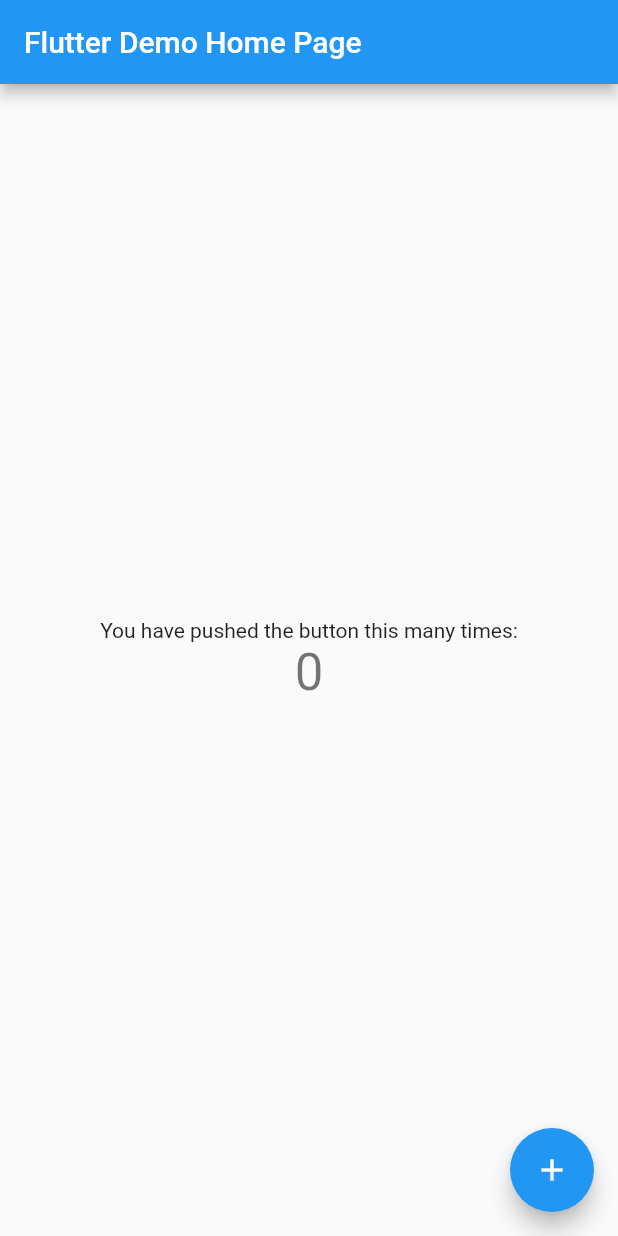
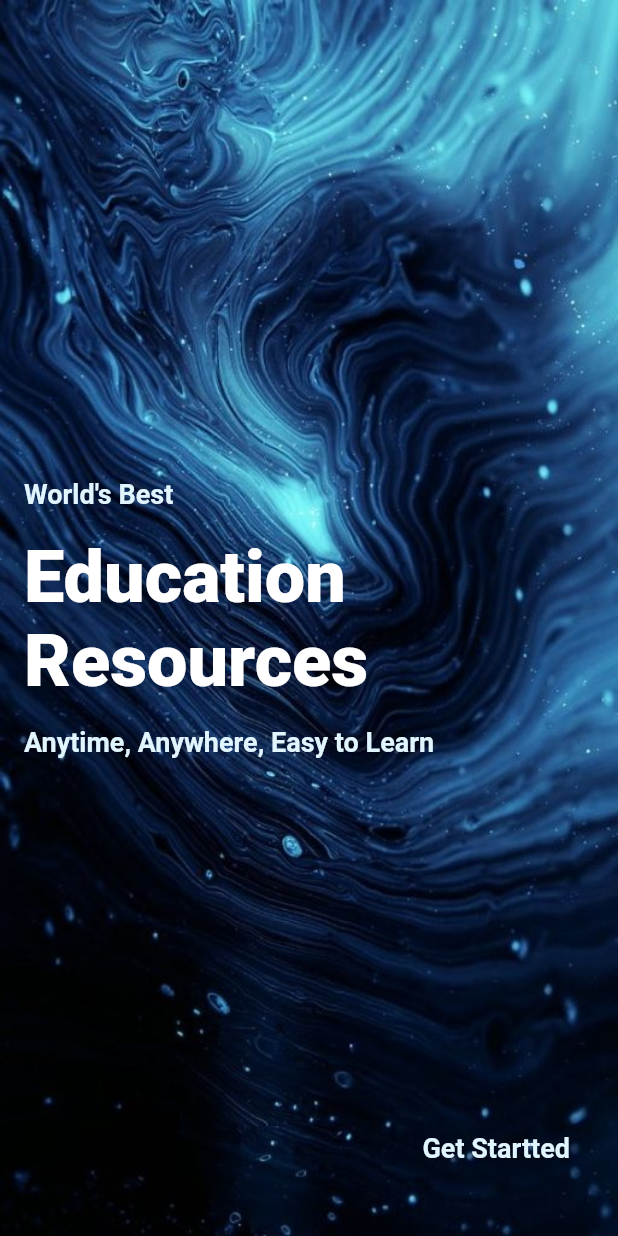
Before and after one commit to HathTech/edu_app, a Flutter app: the screen it shows after launch, on a phone screen of 412 x 824 dp. Run offline on Flutter 3.47's test engine with Material 2 defaults, Android fonts, the phone set to English and light mode, and no system bars.

Commit message:
splash page

```diff
--- a/lib/main.dart
+++ b/lib/main.dart
@@ -1,3 +1,4 @@
+import 'package:edu_app/Resources.dart';
 import 'package:flutter/material.dart';
 
 void main() => runApp(MyApp());
@@ -7,105 +8,87 @@ class MyApp extends StatelessWidget {
   @override
   Widget build(BuildContext context) {
     return MaterialApp(
+      debugShowCheckedModeBanner: false,
       title: 'Flutter Demo',
       theme: ThemeData(
-        // This is the theme of your application.
-        //
-        // Try running your application with "flutter run". You'll see the
-        // application has a blue toolbar. Then, without quitting the app, try
-        // changing the primarySwatch below to Colors.green and then invoke
-        // "hot reload" (press "r" in the console where you ran "flutter run",
-        // or simply save your changes to "hot reload" in a Flutter IDE).
-        // Notice that the counter didn't reset back to zero; the application
-        // is not restarted.
         primarySwatch: Colors.blue,
       ),
-      home: MyHomePage(title: 'Flutter Demo Home Page'),
+      home: MyHomePage(),
     );
   }
 }
 
-class MyHomePage extends StatefulWidget {
-  MyHomePage({Key key, this.title}) : super(key: key);
-
-  // This widget is the home page of your application. It is stateful, meaning
-  // that it has a State object (defined below) that contains fields that affect
-  // how it looks.
-
-  // This class is the configuration for the state. It holds the values (in this
-  // case the title) provided by the parent (in this case the App widget) and
-  // used by the build method of the State. Fields in a Widget subclass are
-  // always marked "final".
-
-  final String title;
-
-  @override
-  _MyHomePageState createState() => _MyHomePageState();
-}
-
-class _MyHomePageState extends State<MyHomePage> {
-  int _counter = 0;
-
-  void _incrementCounter() {
-    setState(() {
-      // This call to setState tells the Flutter framework that something has
-      // changed in this State, which causes it to rerun the build method below
-      // so that the display can reflect the updated values. If we changed
-      // _counter without calling setState(), then the build method would not be
-      // called again, and so nothing would appear to happen.
-      _counter++;
-    });
-  }
-
+class MyHomePage extends StatelessWidget {
   @override
   Widget build(BuildContext context) {
-    // This method is rerun every time setState is called, for instance as done
-    // by the _incrementCounter method above.
-    //
-    // The Flutter framework has been optimized to make rerunning build methods
-    // fast, so that you can just rebuild anything that needs updating rather
-    // than having to individually change instances of widgets.
     return Scaffold(
-      appBar: AppBar(
-        // Here we take the value from the MyHomePage object that was created by
-        // the App.build method, and use it to set our appbar title.
-        title: Text(widget.title),
+      floatingActionButton: GestureDetector(
+        onTap: () {
+          Navigator.push(
+              context,
+              MaterialPageRoute(
+                  builder: (BuildContext context) => Resources()));
+        },
+        child: Padding(
+          padding: const EdgeInsets.only(right: 16.0, bottom: 32),
+          child: Container(
+            child: Text(
+              "Get Startted",
+              style: TextStyle(
+                  color: Color(0xffE1F5FF),
+                  fontSize: 18,
+                  fontWeight: FontWeight.bold),
             ),
-      body: Center(
-        // Center is a layout widget. It takes a single child and positions it
-        // in the middle of the parent.
+          ),
+        ),
+      ),
+      body: Container(
+        height: double.infinity,
+        width: double.infinity,
+        decoration: BoxDecoration(
+          image: DecorationImage(
+              image: AssetImage("assets/splash.jpg"), fit: BoxFit.fill),
+        ),
+        child: Padding(
+          padding: const EdgeInsets.all(16.0),
           child: Column(
-          // Column is also a layout widget. It takes a list of children and
-          // arranges them vertically. By default, it sizes itself to fit its
-          // children horizontally, and tries to be as tall as its parent.
-          //
-          // Invoke "debug painting" (press "p" in the console, choose the
-          // "Toggle Debug Paint" action from the Flutter Inspector in Android
-          // Studio, or the "Toggle Debug Paint" command in Visual Studio Code)
-          // to see the wireframe for each widget.
-          //
-          // Column has various properties to control how it sizes itself and
-          // how it positions its children. Here we use mainAxisAlignment to
-          // center the children vertically; the main axis here is the vertical
-          // axis because Columns are vertical (the cross axis would be
-          // horizontal).
             mainAxisAlignment: MainAxisAlignment.center,
+            crossAxisAlignment: CrossAxisAlignment.start,
             children: <Widget>[
               Text(
-              'You have pushed the button this many times:',
+                "World's Best",
+                textAlign: TextAlign.left,
+                style: TextStyle(
+                    color: Color(0xffE1F5FF),
+                    fontSize: 18,
+                    fontWeight: FontWeight.bold),
+              ),
+              SizedBox(
+                height: 16,
               ),
               Text(
-              '$_counter',
-              style: Theme.of(context).textTheme.display1,
+                "Education  Resources",
+                textAlign: TextAlign.left,
+                style: TextStyle(
+                    color: Colors.white,
+                    fontSize: 48,
+                    fontWeight: FontWeight.w900),
               ),
+              SizedBox(
+                height: 16,
+              ),
+              Text(
+                "Anytime, Anywhere, Easy to Learn",
+                textAlign: TextAlign.left,
+                style: TextStyle(
+                    color: Color(0xffE1F5FF),
+                    fontSize: 18,
+                    fontWeight: FontWeight.bold),
+              )
             ],
           ),
         ),
-      floatingActionButton: FloatingActionButton(
-        onPressed: _incrementCounter,
-        tooltip: 'Increment',
-        child: Icon(Icons.add),
-      ), // This trailing comma makes auto-formatting nicer for build methods.
+      ),
     );
   }
 }
```
Also changed, not shown: lib/Resources.dart (added, +246 -0 lines), pubspec.yaml (+3 -28 lines), assets/1.jpg (added), assets/splash.jpg (added), 1 other file. Lines whose indentation alone changed are shown as unchanged.
